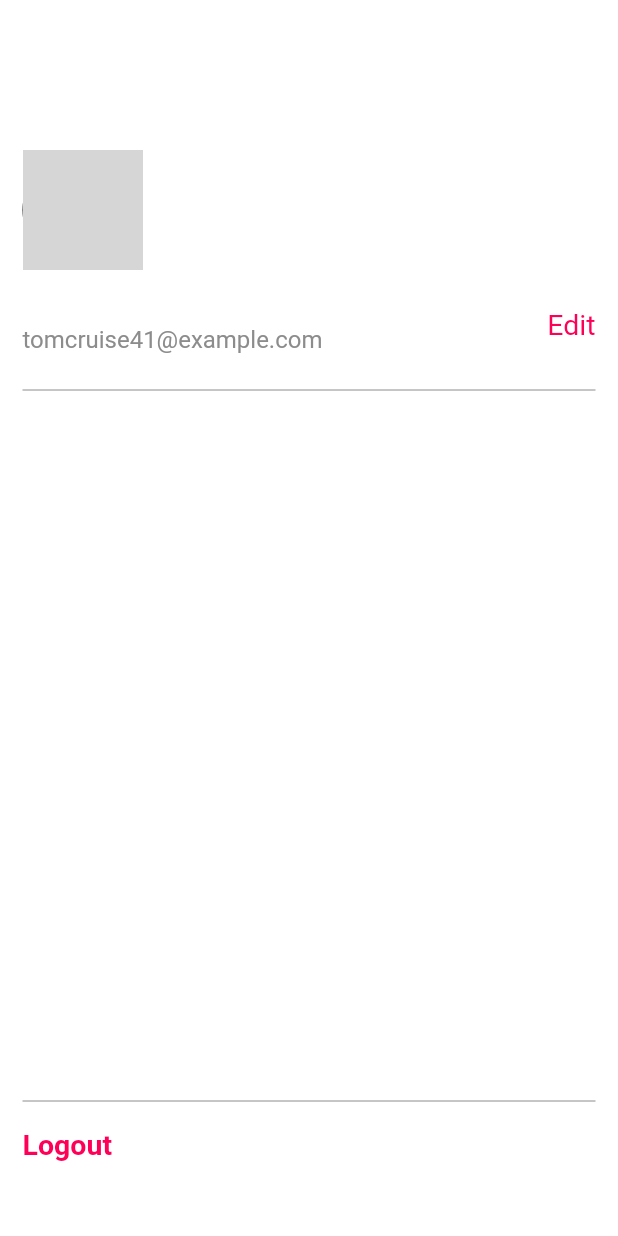
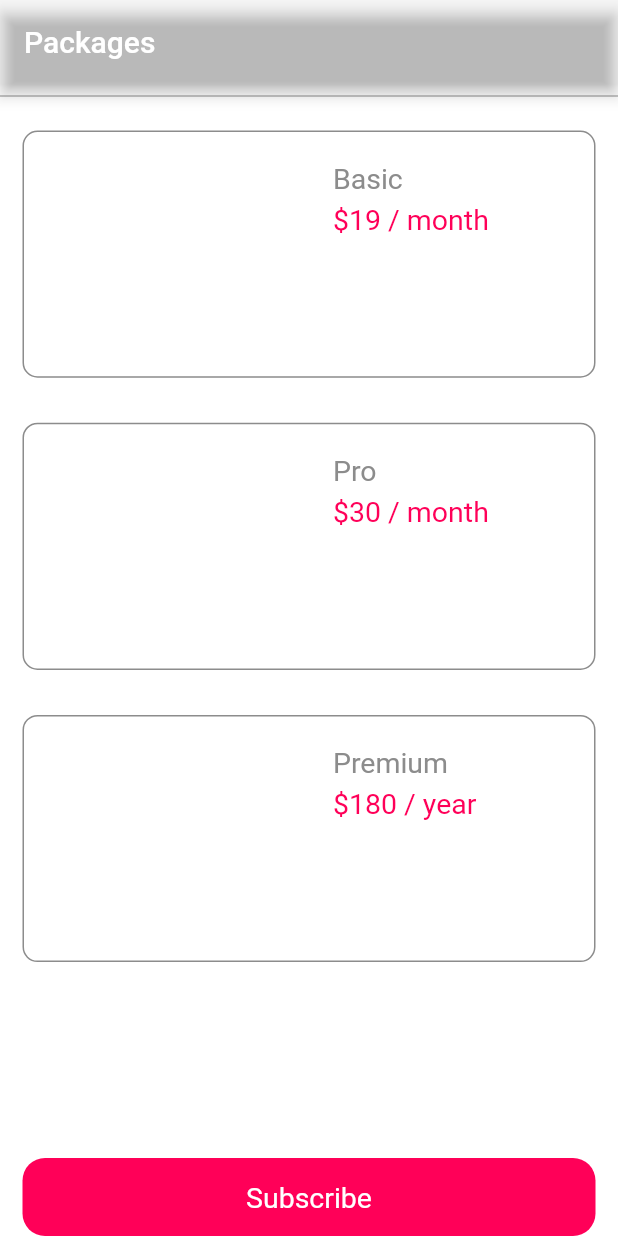
Before and after one commit to RanaJazim/moovbox-app, a Flutter app: the screen it shows after launch, on a phone screen of 412 x 824 dp. Run offline on Flutter 3.47's test engine with Material 2 defaults, Android fonts, the phone set to English and light mode, and no system bars; grey boxes are pictures that could not be loaded.

Commit message:
Added Package Screen
This screen contains list of packages that user can select and will use an app according to selected plan thats it...

```diff
--- a/lib/src/app.dart
+++ b/lib/src/app.dart
@@ -6,6 +6,7 @@ import './screens/main_screen.dart';
 import './screens/movie_info_screen.dart';
 import './screens/category_screen.dart';
 import './screens/profile_screen.dart';
+import './screens/packages_screen.dart';
 
 class App extends StatelessWidget {
   @override
@@ -33,7 +34,7 @@ class App extends StatelessWidget {
           bodyText1: TextStyle(fontSize: 19.0, fontWeight: FontWeight.normal),
         ),
       ),
-      home: ProfileScreen(),
+      home: PackagesScreen(),
     );
   }
 }
--- /dev/null
+++ b/lib/src/screens/packages_screen.dart
@@ -0,0 +1,44 @@
+import 'package:flutter/material.dart';
+import 'package:moovbox/src/widgets/package_list.dart';
+
+import '../config/theme/app_color.dart';
+import '../widgets/app_divider.dart';
+
+class PackagesScreen extends StatelessWidget {
+  final _horizentalPadding = 15.0;
+
+  @override
+  Widget build(BuildContext context) {
+    return Scaffold(
+      appBar: AppBar(
+        title: const Text("Packages"),
+      ),
+      body: Column(
+        children: <Widget>[
+          AppDivider(),
+          Expanded(
+            child: PackageList(_horizentalPadding),
+          ),
+          Padding(
+            padding: EdgeInsets.symmetric(horizontal: _horizentalPadding),
+            child: SizedBox(
+              width: double.infinity,
+              child: FlatButton(
+                padding: EdgeInsets.symmetric(vertical: 15),
+                color: AppColors.primary,
+                shape: RoundedRectangleBorder(
+                  borderRadius: BorderRadius.circular(15),
+                ),
+                onPressed: () {},
+                child: Text(
+                  "Subscribe",
+                  style: Theme.of(context).textTheme.bodyText1,
+                ),
+              ),
+            ),
+          ),
+        ],
+      ),
+    );
+  }
+}
--- a/lib/src/screens/profile_screen.dart
+++ b/lib/src/screens/profile_screen.dart
@@ -1,6 +1,7 @@
 import 'package:flutter/material.dart';
 
 import '../config/theme/app_color.dart';
+import '../widgets/app_divider.dart';
 
 class ProfileScreen extends StatelessWidget {
   final _padding = 15.0;
@@ -18,7 +19,7 @@ class ProfileScreen extends StatelessWidget {
               child: _ProfilePic(),
             ),
             _ProfileInfo(),
-            _Divider(),
+            AppDivider(),
             Expanded(
               child: _ActionList(),
             ),
@@ -101,7 +102,7 @@ class _Footer extends StatelessWidget {
           ),
           trailing: Text("Switch Icon here.."),
         ),
-        _Divider(),
+        AppDivider(),
         SizedBox(height: 10),
         Text(
           "Logout",
--- /dev/null
+++ b/lib/src/widgets/app_divider.dart
@@ -0,0 +1,10 @@
+import 'package:flutter/material.dart';
+
+import '../config/theme/app_color.dart';
+
+class AppDivider extends StatelessWidget {
+  @override
+  Widget build(BuildContext context) {
+    return Divider(color: AppColors.light);
+  }
+}
--- /dev/null
+++ b/lib/src/widgets/package_list.dart
@@ -0,0 +1,110 @@
+import 'package:flutter/material.dart';
+
+import '../config/theme/app_color.dart';
+
+class PackageList extends StatelessWidget {
+  final _horizentalPadding;
+
+  PackageList(this._horizentalPadding);
+
+  @override
+  Widget build(BuildContext context) {
+    return ListView(
+      children: <Widget>[
+        for (Package package in _packages)
+          _SinglePackage(package, _horizentalPadding)
+      ],
+    );
+  }
+}
+
+class _SinglePackage extends StatelessWidget {
+  final Package _package;
+  final _horizentalPadding;
+
+  _SinglePackage(this._package, this._horizentalPadding);
+
+  @override
+  Widget build(BuildContext context) {
+    var deviceSize = MediaQuery.of(context).size;
+    double leftPadding = deviceSize.width * 0.5;
+
+    return Container(
+      margin:
+          EdgeInsets.symmetric(vertical: 15, horizontal: _horizentalPadding),
+      width: double.infinity,
+      height: deviceSize.height * 0.2,
+      decoration: BoxDecoration(
+        border: Border.all(color: AppColors.light),
+        borderRadius: BorderRadius.circular(10),
+      ),
+      child: Padding(
+        padding: EdgeInsets.only(left: leftPadding, top: 20),
+        child: Column(
+          crossAxisAlignment: CrossAxisAlignment.start,
+          children: <Widget>[
+            Text(
+              "${_package.packageTitle}",
+              overflow: TextOverflow.ellipsis,
+              style: Theme.of(context)
+                  .textTheme
+                  .bodyText1
+                  .copyWith(color: AppColors.light),
+            ),
+            SizedBox(height: 5),
+            Text(
+              "\$${_package.price} / ${_package.subsription}",
+              overflow: TextOverflow.ellipsis,
+              style: Theme.of(context)
+                  .textTheme
+                  .bodyText1
+                  .copyWith(color: AppColors.primary),
+            ),
+            SizedBox(height: 10),
+            Text(
+              "${_package.noOfMovies}",
+              overflow: TextOverflow.ellipsis,
+              style: Theme.of(context).textTheme.bodyText1,
+            ),
+          ],
+        ),
+      ),
+    );
+  }
+}
+
+// this is a model later on i will extract into seperate component this is just for demo
+class Package {
+  final String packageTitle;
+  final int price;
+  final String noOfMovies;
+  final String subsription;
+
+  Package({
+    this.packageTitle,
+    this.price,
+    this.noOfMovies,
+    this.subsription,
+  });
+}
+
+final _packages = [
+  Package(
+    packageTitle: "Basic",
+    price: 19,
+    noOfMovies: "3 Movies Daily",
+    subsription: "month",
+  ),
+  Package(
+    packageTitle: "Pro",
+    price: 30,
+    noOfMovies: "7 Movies Daily",
+    subsription: "month",
+  ),
+  Package(
+    packageTitle: "Premium",
+    price: 180,
+    noOfMovies: "Unlimited Movies",
+    subsription: "year",
+  ),
+];
```
